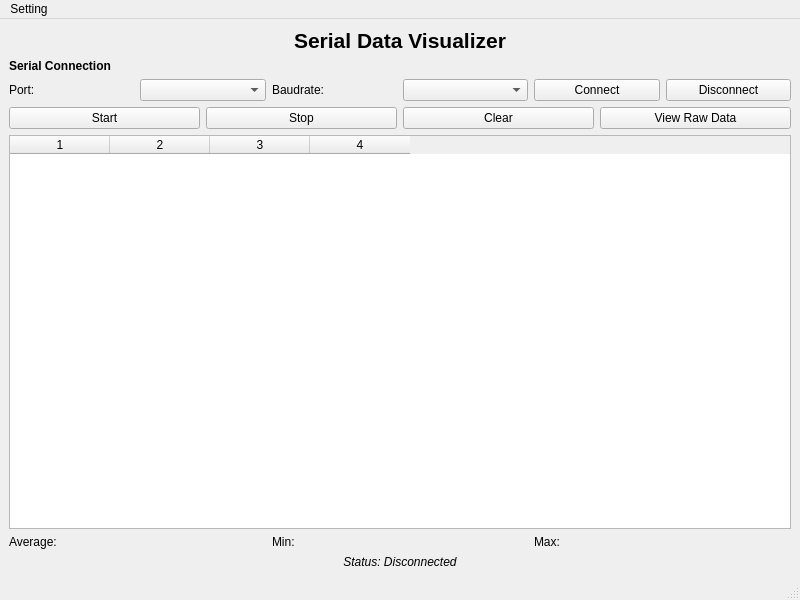
This is serial_data_visualizer_qt/serialdatavisualizer.ui in avivsabilal29/Serial-Data-Visualizer- as Qt 5 draws it before an edit. The edited form follows.
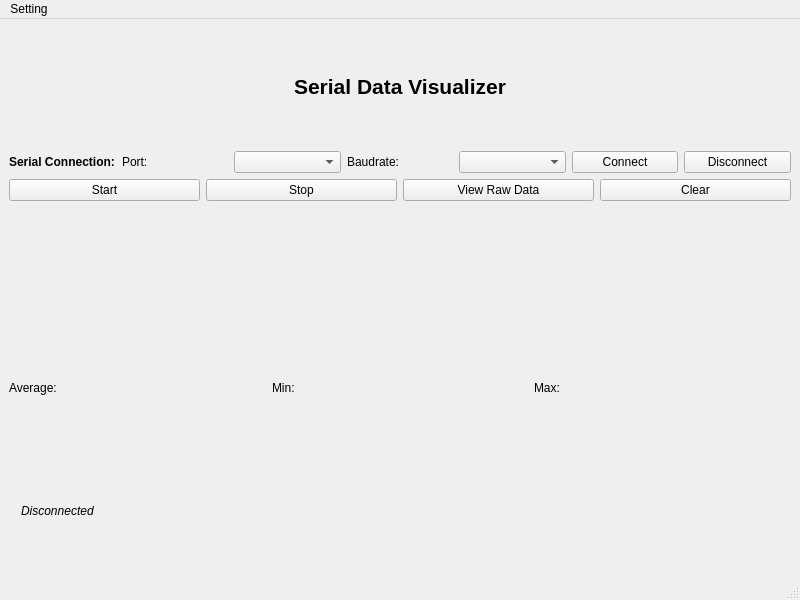
This is the edited form. Icons and pictures are not drawn. Custom widgets are drawn as their Qt base class.

Commit message: Add raw data pop up window and adding logic for visualizer data from esp32 to view chart

The edit to the form file:
```diff
--- a/serial_data_visualizer_qt/serialdatavisualizer.ui
+++ b/serial_data_visualizer_qt/serialdatavisualizer.ui
@@ -16,32 +16,20 @@
   <widget class="QWidget" name="centralwidget">
    <layout class="QVBoxLayout" name="verticalLayout">
     <item>
-     <widget class="QLabel" name="titleLabel">
-      <property name="font">
-       <font>
-        <pointsize>16</pointsize>
-        <bold>true</bold>
-       </font>
-      </property>
-      <property name="text">
-       <string>Serial Data Visualizer</string>
-      </property>
-      <property name="alignment">
-       <set>Qt::AlignCenter</set>
-      </property>
-     </widget>
-    </item>
-    <item>
-     <layout class="QHBoxLayout" name="serialConnectionLayout">
+     <layout class="QHBoxLayout" name="titleLayout">
       <item>
-       <widget class="QLabel" name="serialConnectionLabel">
+       <widget class="QLabel" name="titleLabel">
         <property name="font">
          <font>
+          <pointsize>16</pointsize>
           <bold>true</bold>
          </font>
         </property>
         <property name="text">
-         <string>Serial Connection</string>
+         <string>Serial Data Visualizer</string>
+        </property>
+        <property name="alignment">
+         <set>Qt::AlignCenter</set>
         </property>
        </widget>
       </item>
@@ -49,6 +37,18 @@
     </item>
     <item>
      <layout class="QHBoxLayout" name="serialOptionsLayout">
+      <item>
+       <widget class="QLabel" name="serialConnectionLabel">
+        <property name="font">
+         <font>
+          <bold>true</bold>
+         </font>
+        </property>
+        <property name="text">
+         <string>Serial Connection:</string>
+        </property>
+       </widget>
+      </item>
       <item>
        <widget class="QLabel" name="portLabel">
         <property name="text">
@@ -101,13 +101,6 @@
         </property>
        </widget>
       </item>
-      <item>
-       <widget class="QPushButton" name="clearButton">
-        <property name="text">
-         <string>Clear</string>
-        </property>
-       </widget>
-      </item>
       <item>
        <widget class="QPushButton" name="viewRawDataButton">
         <property name="text">
@@ -115,26 +108,17 @@
         </property>
        </widget>
       </item>
+      <item>
+       <widget class="QPushButton" name="clearButton">
+        <property name="text">
+         <string>Clear</string>
+        </property>
+       </widget>
+      </item>
      </layout>
     </item>
     <item>
-     <widget class="QTableWidget" name="dataTable">
-      <property name="columnCount">
-       <number>4</number>
-      </property>
-      <property name="horizontalHeaderLabels" stdset="0">
-       <stringlist>
-        <string>Timestamp</string>
-        <string>Data</string>
-        <string>Status</string>
-        <string>Checksum</string>
-       </stringlist>
-      </property>
-      <column/>
-      <column/>
-      <column/>
-      <column/>
-     </widget>
+     <widget class="QChartView" name="dataChartView" native="true"/>
     </item>
     <item>
      <layout class="QHBoxLayout" name="analysisLayout">
@@ -162,19 +146,40 @@
      </layout>
     </item>
     <item>
-     <widget class="QLabel" name="statusLabel">
+     <layout class="QHBoxLayout" name="statusLayout">
+  <property name="alignment">
+    <set>Qt::AlignLeft</set>
+  </property>
+  <property name="spacing">
+    <number>5</number> 
+  </property>
+  <item>
+    <widget class="QLabel" name="iconLabel">
+      <property name="pixmap">
+        <pixmap resource=":/component_asset/disconnected.png"/>
+      </property>
+      <property name="alignment">
+        <set>Qt::AlignVCenter</set>
+      </property>
+    </widget>
+  </item>
+  <item>
+    <widget class="QLabel" name="statusTextLabel">
       <property name="font">
-       <font>
-        <italic>true</italic>
-       </font>
+        <font>
+          <italic>true</italic>
+        </font>
       </property>
       <property name="text">
-       <string>Status: Disconnected</string>
+        <string>Disconnected</string>
       </property>
       <property name="alignment">
-       <set>Qt::AlignCenter</set>
+        <set>Qt::AlignVCenter</set>
       </property>
-     </widget>
+    </widget>
+  </item>
+</layout>
+
     </item>
    </layout>
   </widget>
@@ -196,6 +201,13 @@
    <addaction name="menuSetting"/>
   </widget>
  </widget>
+ <customwidgets>
+  <customwidget>
+   <class>QChartView</class>
+   <extends>QWidget</extends>
+   <header>qchartview.h</header>
+  </customwidget>
+ </customwidgets>
  <resources/>
  <connections/>
 </ui>
```
The commit also changes 100 other files.
